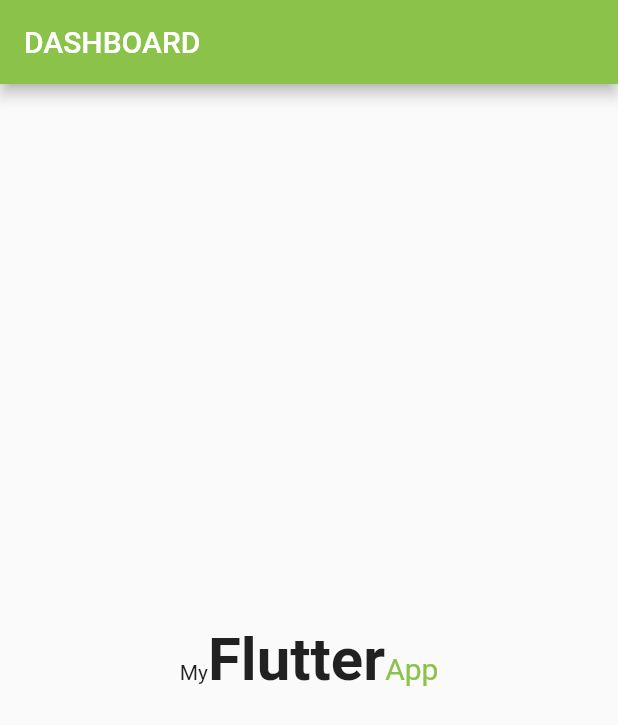
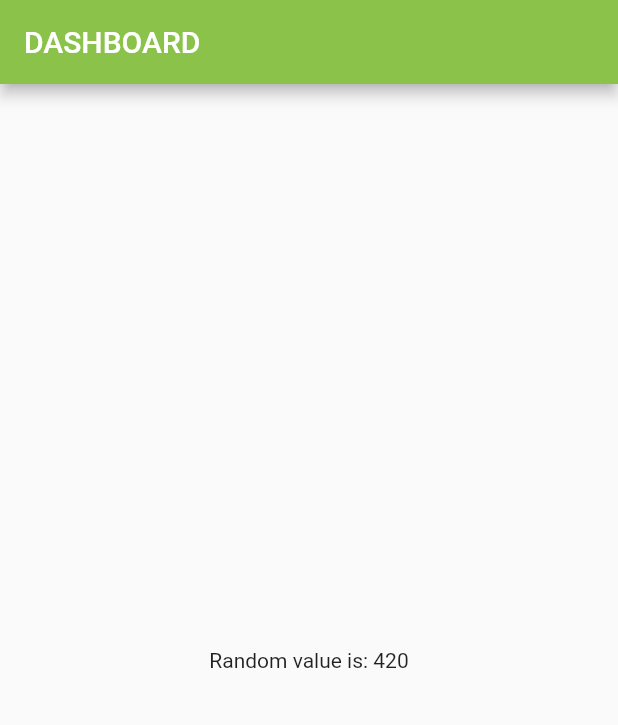
Before and after one commit to kevinchege47/Flutter-Project, a Flutter app: the screen it shows after launch, on a phone screen of 412 x 824 dp. Shown: the top 725 px of the screen. Run offline on Flutter 3.47's test engine with Material 2 defaults, Android fonts, the phone set to English and light mode, and no system bars.

Commit message:
Added random number function

```diff
--- a/lib/main.dart
+++ b/lib/main.dart
@@ -12,8 +12,6 @@ return const MaterialApp(
         title: 'My Flutter App',
         themeMode: ThemeMode.system,
         debugShowCheckedModeBanner: false,
-home: Dashboard()
-
-);
+        home: Dashboard());
   }
 }
--- a/lib/screens/dashboard.dart
+++ b/lib/screens/dashboard.dart
@@ -1,3 +1,5 @@
+import 'dart:math';
+
 import 'package:flutter/material.dart';
 class Dashboard extends StatelessWidget {
   const Dashboard({Key? key}) : super(key: key);
@@ -9,22 +11,16 @@ class Dashboard extends StatelessWidget {
         title: Text('Dashboard'.toUpperCase()),
         backgroundColor: Colors.lightGreen,
       ),
-      body: const Center(
-        child: Text.rich(
-          TextSpan(
-            text: 'My',
-            children: [
-              TextSpan(
-                  text: 'Flutter',
-                  style:
-                  TextStyle(fontSize: 40.0, fontWeight: FontWeight.bold)),
-              TextSpan(
-                  text: 'App',
-                  style: TextStyle(fontSize: 20.0, color: Colors.lightGreen)),
-            ],
-          ),
-        ),
+      body: Center(
+        child: Text("Random value is: ${getNumber()}")
       ),
     );
   }
 }
+
+int getNumber(){
+  // Random random = new Random();
+  // var number = random.nextInt(10000);
+  // return number;
+  return Random().nextInt(1000);
+}
```
Lines whose indentation alone changed are shown as unchanged.
